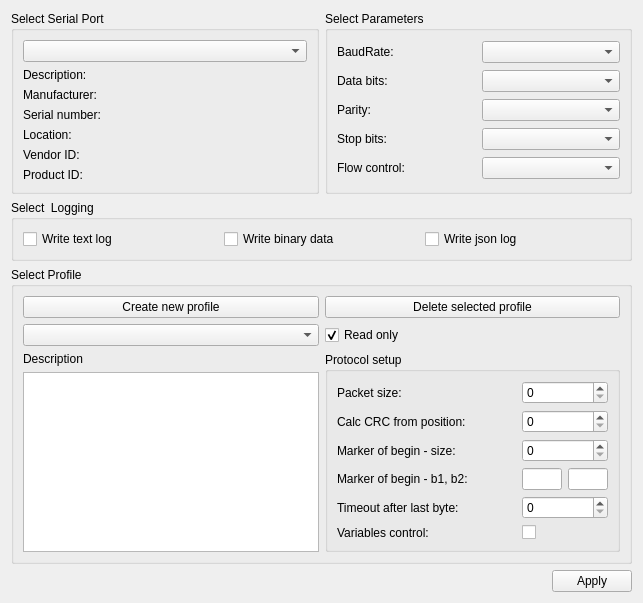
This is settingsdialog.ui in nghtsnw/etrodiag as Qt 5 draws it before an edit. The edited form follows.
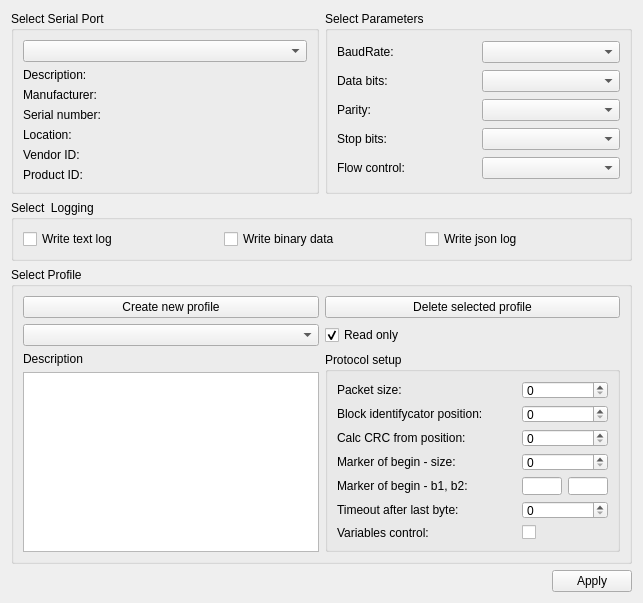
This is the edited form.

```diff
--- a/settingsdialog.ui
+++ b/settingsdialog.ui
@@ -7,7 +7,7 @@
     <x>0</x>
     <y>0</y>
     <width>643</width>
-    <height>563</height>
+    <height>601</height>
    </rect>
   </property>
   <property name="windowTitle">
@@ -47,7 +47,7 @@
    <item row="2" column="0" colspan="2">
     <widget class="QGroupBox" name="profileBox">
      <property name="sizePolicy">
-      <sizepolicy hsizetype="Expanding" vsizetype="Expanding">
+      <sizepolicy hsizetype="Preferred" vsizetype="Preferred">
        <horstretch>0</horstretch>
        <verstretch>0</verstretch>
       </sizepolicy>
@@ -115,18 +115,66 @@
       </item>
       <item row="2" column="1" rowspan="2">
        <widget class="QGroupBox" name="protocolSetupBox">
+        <property name="sizePolicy">
+         <sizepolicy hsizetype="Preferred" vsizetype="MinimumExpanding">
+          <horstretch>0</horstretch>
+          <verstretch>0</verstretch>
+         </sizepolicy>
+        </property>
+        <property name="minimumSize">
+         <size>
+          <width>0</width>
+          <height>200</height>
+         </size>
+        </property>
         <property name="title">
          <string>Protocol setup</string>
         </property>
         <layout class="QGridLayout" name="gridLayout_6">
-         <item row="1" column="0">
-          <widget class="QLabel" name="calcCRCFromLabel">
+         <item row="4" column="2">
+          <widget class="QLineEdit" name="b2MarkerLineEdit">
+           <property name="sizePolicy">
+            <sizepolicy hsizetype="Preferred" vsizetype="Fixed">
+             <horstretch>0</horstretch>
+             <verstretch>0</verstretch>
+            </sizepolicy>
+           </property>
+           <property name="maximumSize">
+            <size>
+             <width>40</width>
+             <height>16777215</height>
+            </size>
+           </property>
+          </widget>
+         </item>
+         <item row="6" column="0">
+          <widget class="QLabel" name="varControlLabel">
            <property name="text">
-            <string>Calc CRC from position:</string>
+            <string>Variables control:</string>
            </property>
           </widget>
          </item>
-         <item row="4" column="0">
+         <item row="3" column="1" colspan="2">
+          <widget class="QSpinBox" name="markerSizeSpinBox"/>
+         </item>
+         <item row="6" column="1" colspan="2">
+          <widget class="QCheckBox" name="varConrolCheckBox">
+           <property name="text">
+            <string/>
+           </property>
+          </widget>
+         </item>
+         <item row="2" column="1" colspan="2">
+          <widget class="QSpinBox" name="calcCRCFromSpinBox"/>
+         </item>
+         <item row="0" column="0">
+          <widget class="QLabel" name="packerSizeLabel">
+           <property name="text">
+            <string>Packet size:</string>
+           </property>
+          </widget>
+         </item>
+         <item row="5" column="0">
           <widget class="QLabel" name="timeoutLabel">
            <property name="text">
             <string>Timeout after last byte:</string>
@@ -134,83 +182,57 @@
           </widget>
          </item>
          <item row="2" column="0">
+          <widget class="QLabel" name="calcCRCFromLabel">
+           <property name="text">
+            <string>Calc CRC from position:</string>
+           </property>
+          </widget>
+         </item>
+         <item row="5" column="1" colspan="2">
+          <widget class="QSpinBox" name="timeoutSpinBox"/>
+         </item>
+         <item row="3" column="0">
           <widget class="QLabel" name="markerSizeLabel">
            <property name="text">
             <string>Marker of begin - size:</string>
            </property>
           </widget>
          </item>
-         <item row="3" column="0">
+         <item row="0" column="1" colspan="2">
+          <widget class="QSpinBox" name="packetSizeSpinBox"/>
+         </item>
+         <item row="4" column="1">
+          <widget class="QLineEdit" name="b1MarkerLineEdit">
+           <property name="sizePolicy">
+            <sizepolicy hsizetype="Preferred" vsizetype="Fixed">
+             <horstretch>0</horstretch>
+             <verstretch>0</verstretch>
+            </sizepolicy>
+           </property>
+           <property name="maximumSize">
+            <size>
+             <width>40</width>
+             <height>16777215</height>
+            </size>
+           </property>
+          </widget>
+         </item>
+         <item row="4" column="0">
           <widget class="QLabel" name="markerBeginLabel">
            <property name="text">
             <string>Marker of begin - b1, b2:</string>
            </property>
           </widget>
          </item>
-         <item row="3" column="1">
-          <widget class="QLineEdit" name="b1MarkerLineEdit">
-           <property name="sizePolicy">
-            <sizepolicy hsizetype="Preferred" vsizetype="Fixed">
-             <horstretch>0</horstretch>
-             <verstretch>0</verstretch>
-            </sizepolicy>
-           </property>
-           <property name="maximumSize">
-            <size>
-             <width>40</width>
-             <height>16777215</height>
-            </size>
-           </property>
-          </widget>
-         </item>
-         <item row="5" column="0">
-          <widget class="QLabel" name="varControlLabel">
+         <item row="1" column="0">
+          <widget class="QLabel" name="blockIdentifycatorPositionLabel">
            <property name="text">
-            <string>Variables control:</string>
+            <string>Block identifycator position:</string>
            </property>
           </widget>
          </item>
-         <item row="0" column="0">
-          <widget class="QLabel" name="packerSizeLabel">
-           <property name="text">
-            <string>Packet size:</string>
-           </property>
-          </widget>
-         </item>
-         <item row="3" column="2">
-          <widget class="QLineEdit" name="b2MarkerLineEdit">
-           <property name="sizePolicy">
-            <sizepolicy hsizetype="Preferred" vsizetype="Fixed">
-             <horstretch>0</horstretch>
-             <verstretch>0</verstretch>
-            </sizepolicy>
-           </property>
-           <property name="maximumSize">
-            <size>
-             <width>40</width>
-             <height>16777215</height>
-            </size>
-           </property>
-          </widget>
-         </item>
-         <item row="2" column="1" colspan="2">
-          <widget class="QSpinBox" name="markerSizeSpinBox"/>
-         </item>
          <item row="1" column="1" colspan="2">
-          <widget class="QSpinBox" name="calcCRCFromSpinBox"/>
-         </item>
-         <item row="0" column="1" colspan="2">
-          <widget class="QSpinBox" name="packetSizeSpinBox"/>
-         </item>
-         <item row="4" column="1" colspan="2">
-          <widget class="QSpinBox" name="timeoutSpinBox"/>
-         </item>
-         <item row="5" column="1" colspan="2">
-          <widget class="QCheckBox" name="varConrolCheckBox">
-           <property name="text">
-            <string/>
-           </property>
-          </widget>
+          <widget class="QSpinBox" name="BlockIdentifycatorPositionSpinBox"/>
          </item>
         </layout>
        </widget>
```
